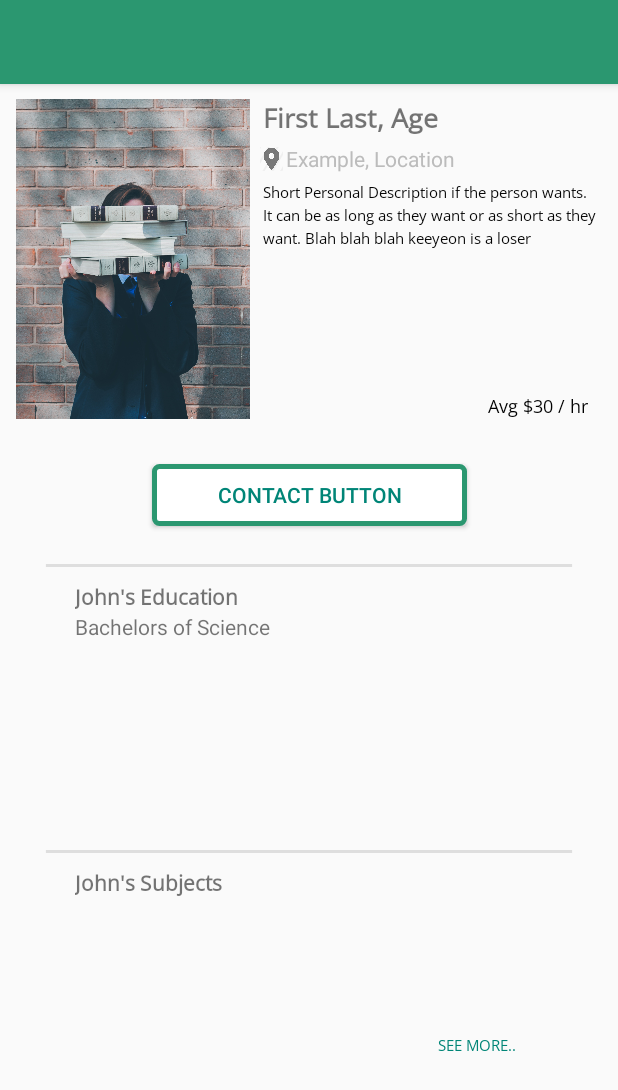
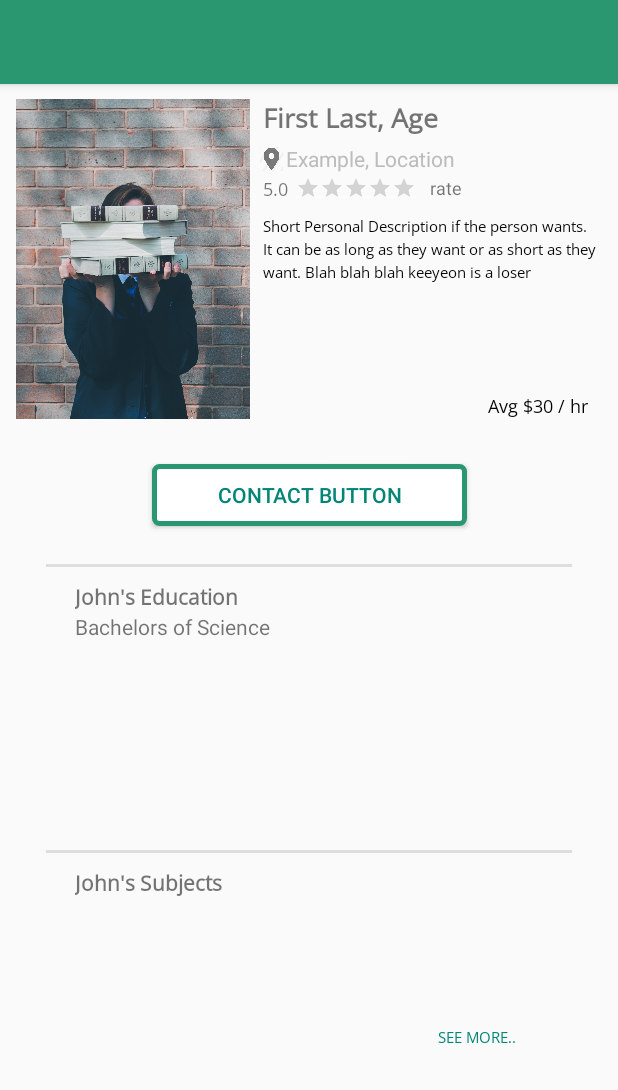
Before and after one commit to yewonjohn/TutorFinder, an Android app: the TutorProfileReadOnly screen opened directly, with no data from a screen before it, on a phone screen of 412 x 824 dp. Shown: the top 1090 px of the screen. Run offline under Robolectric (Android 15) with nearby library versions, the phone set to English and light mode, and no system bars; libraries missing offline, so code that uses them is left out: com.parse; 3 statements that could not run were skipped.

Commit message:
commit 32

```diff
--- a/app/src/main/java/com/example/android/tutorfinder/TutorProfileReadOnly.kt
+++ b/app/src/main/java/com/example/android/tutorfinder/TutorProfileReadOnly.kt
@@ -1,6 +1,7 @@
 package com.example.android.tutorfinder
 
 import android.content.Intent
+import android.media.Rating
 import androidx.appcompat.app.AppCompatActivity
 import android.os.Bundle
 import android.util.Log
@@ -9,13 +10,15 @@ import android.view.MenuInflater
 import android.view.MenuItem
 import android.view.View
 import android.widget.Button
+import android.widget.RatingBar
 import android.widget.TextView
+import android.widget.Toast
 import com.parse.FindCallback
 import com.parse.ParseQuery
 import com.parse.ParseUser
 import kotlinx.android.synthetic.main.activity_tutor_profile_read_only.*
 
-class TutorProfileReadOnly : AppCompatActivity() {
+class TutorProfileReadOnly : AppCompatActivity(){
 
     //displaying and initiating options menu if signed in
     override fun onCreateOptionsMenu(menu: Menu?): Boolean {
@@ -56,6 +59,16 @@ class TutorProfileReadOnly : AppCompatActivity() {
     override fun onCreate(savedInstanceState: Bundle?) {
         super.onCreate(savedInstanceState)
         setContentView(R.layout.activity_tutor_profile_read_only)
+
+        //TEMPORARY RATING SYSTEM
+        var ratingbar = findViewById<RatingBar>(R.id.ratingBar)
+        var ratingButton = findViewById<TextView>(R.id.ratingTextButton)
+        var ratingTextView = findViewById<TextView>(R.id.ratingTextView)
+
+        ratingButton.setOnClickListener(View.OnClickListener {
+            ratingTextView.text = ratingbar.rating.toString()
+        })
+
 
         //initializing actionBar
         setSupportActionBar(findViewById(R.id.app_toolbar))
@@ -150,4 +163,5 @@ class TutorProfileReadOnly : AppCompatActivity() {
         })
 
     }
+
 }
--- a/app/src/main/java/com/example/android/tutorfinder/Tutors.kt
+++ b/app/src/main/java/com/example/android/tutorfinder/Tutors.kt
@@ -65,7 +65,6 @@ class Tutors : AppCompatActivity() {
         //initializing actionBar
         setSupportActionBar(findViewById(R.id.app_toolbar))
 
-
         //declaring listView
         val listView = findViewById<ListView>(R.id.listView)
 
@@ -117,5 +116,4 @@ class Tutors : AppCompatActivity() {
             startActivity(intent)
         }
     }
-
 }
--- a/app/src/main/res/layout/activity_tutor_profile_read_only.xml
+++ b/app/src/main/res/layout/activity_tutor_profile_read_only.xml
@@ -73,7 +73,7 @@
         android:layout_alignParentLeft="true"
         android:layout_alignParentTop="true"
         android:layout_marginStart="8dp"
-        android:layout_marginTop="7dp"
+        android:layout_marginTop="10dp"
         android:layout_marginBottom="5dp"
         android:fontFamily="@font/open_sans"
         android:gravity="top"
@@ -84,7 +84,7 @@
         app:layout_constraintBottom_toTopOf="@+id/costTextView"
         app:layout_constraintEnd_toEndOf="parent"
         app:layout_constraintStart_toEndOf="@+id/profileImageView"
-        app:layout_constraintTop_toBottomOf="@+id/locationTextView" />
+        app:layout_constraintTop_toBottomOf="@+id/ratingBar" />
 
     <TextView
         android:id="@+id/costTextView"
@@ -191,13 +191,72 @@
         app:layout_constraintStart_toStartOf="parent"
         app:layout_constraintTop_toBottomOf="@+id/educationTitleTextView" />
 
+    <RatingBar
+        android:id="@+id/ratingBar"
+        style="?android:attr/ratingBarStyleSmall"
+        android:layout_width="0dp"
+        android:layout_height="18dp"
+        android:layout_marginStart="30dp"
+        android:layout_marginTop="2dp"
+        android:clickable="true"
+        android:isIndicator="false"
+        android:max="5"
+        android:numStars="5"
+        android:progressTint="#FFEB3B"
+        android:saveEnabled="true"
+        android:stepSize="0.5"
+        app:layout_constraintStart_toEndOf="@+id/profileImageView"
+        app:layout_constraintTop_toBottomOf="@+id/locationTextView" />
+
+    <TextView
+        android:id="@+id/ratingTextView"
+        android:layout_width="0dp"
+        android:layout_height="0dp"
+        android:layout_marginStart="8dp"
+        android:layout_marginTop="2dp"
+        android:fontFamily="@font/open_sans"
+        android:paddingBottom="0dp"
+        android:text="5.0"
+        android:textSize="12sp"
+        app:layout_constraintBottom_toBottomOf="@+id/ratingBar"
+        app:layout_constraintEnd_toStartOf="@+id/ratingBar"
+        app:layout_constraintStart_toEndOf="@+id/profileImageView"
+        app:layout_constraintTop_toBottomOf="@+id/locationTextView" />
+
+    <TextView
+        android:id="@+id/ratingTextButton"
+        android:layout_width="wrap_content"
+        android:layout_height="wrap_content"
+        android:layout_marginStart="5dp"
+        android:layout_marginTop="1dp"
+        android:layout_marginEnd="100dp"
+        android:text="rate"
+        android:textSize="12sp"
+        app:layout_constraintEnd_toEndOf="parent"
+        app:layout_constraintStart_toEndOf="@+id/ratingBar"
+        app:layout_constraintTop_toBottomOf="@+id/locationTextView" />
+
+    <Button
+        android:id="@+id/seeMoreButton"
+        style="@style/Widget.AppCompat.Button.Borderless.Colored"
+        android:layout_width="wrap_content"
+        android:layout_height="32dp"
+        android:layout_marginEnd="50dp"
+        android:fontFamily="@font/open_sans"
+        android:text="see more.."
+        android:textSize="10sp"
+        app:layout_constraintEnd_toEndOf="parent"
+        app:layout_constraintTop_toBottomOf="@+id/gridLayout" />
+
     <androidx.constraintlayout.widget.ConstraintLayout
         android:id="@+id/gridLayout"
         android:layout_width="315dp"
-        android:layout_height="65dp"
+        android:layout_height="0dp"
         android:layout_marginStart="50dp"
         android:layout_marginTop="15dp"
         android:layout_marginEnd="50dp"
+        android:layout_marginBottom="150dp"
+        app:layout_constraintBottom_toBottomOf="parent"
         app:layout_constraintEnd_toEndOf="parent"
         app:layout_constraintStart_toStartOf="parent"
         app:layout_constraintTop_toBottomOf="@+id/subjectTitleTextView">
@@ -280,16 +339,4 @@
 
     </androidx.constraintlayout.widget.ConstraintLayout>
 
-    <Button
-        android:id="@+id/seeMoreButton"
-        style="@style/Widget.AppCompat.Button.Borderless.Colored"
-        android:layout_width="wrap_content"
-        android:layout_height="32dp"
-        android:layout_marginEnd="50dp"
-        android:fontFamily="@font/open_sans"
-        android:text="see more.."
-        android:textSize="10sp"
-        app:layout_constraintEnd_toEndOf="parent"
-        app:layout_constraintTop_toBottomOf="@+id/gridLayout" />
-
 </androidx.constraintlayout.widget.ConstraintLayout>
```
